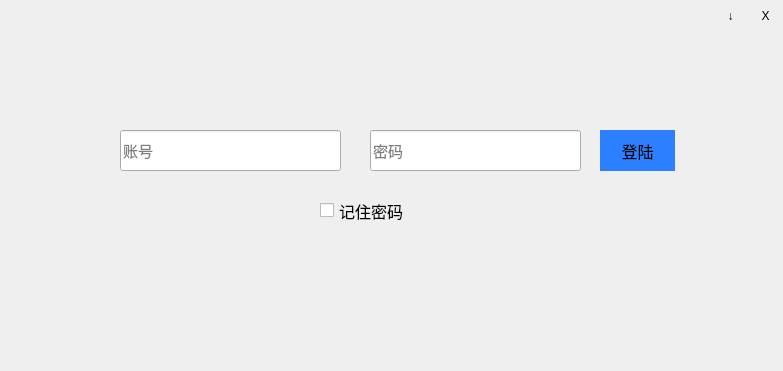
Old version of the form appui.ui in the repository Riddle-Max/iLogin.
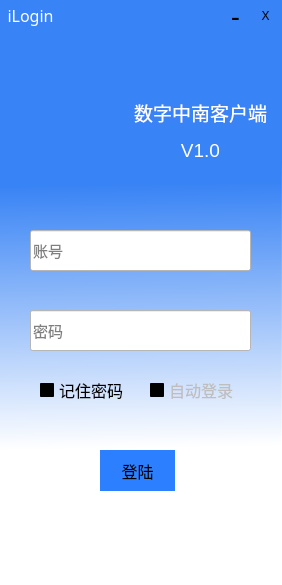
New version of the form. Icons and pictures are not drawn.

Commit message: 重新修改了UI布局，现在UI背景已经全部使用CSS实现

What changed in the file:
```diff
--- a/appui.ui
+++ b/appui.ui
@@ -6,36 +6,50 @@
    <rect>
     <x>0</x>
     <y>0</y>
-    <width>783</width>
-    <height>371</height>
+    <width>282</width>
+    <height>585</height>
    </rect>
   </property>
   <property name="windowTitle">
    <string>Dialog</string>
   </property>
   <property name="styleSheet">
-   <string notr="true"/>
+   <string notr="true">
+background-color: qlineargradient(spread:pad, x1:0.085, y1:0.131, x2:0.0906497, y2:0.852, stop:0.20904 rgba(56, 131, 245, 255), stop:0.875706 rgba(255, 255, 255, 255));</string>
   </property>
   <widget class="QToolButton" name="b_menu">
    <property name="geometry">
     <rect>
-     <x>670</x>
+     <x>190</x>
      <y>0</y>
-     <width>41</width>
+     <width>21</width>
      <height>31</height>
     </rect>
    </property>
+   <property name="font">
+    <font>
+     <family>Trebuchet MS</family>
+     <pointsize>10</pointsize>
+     <weight>50</weight>
+     <italic>false</italic>
+     <bold>false</bold>
+    </font>
+   </property>
    <property name="toolTip">
     <string>软件管理</string>
    </property>
    <property name="styleSheet">
-    <string notr="true">QToolButton:hover{
-  color:rgb(240, 17, 255)
+    <string notr="true">
+QToolButton:hover{
+  
+	color: rgb(255, 255, 255);
 }
 QToolButton{
   border:1px;
-  font: 75 20pt &quot;Trebuchet MS&quot;;
+
+background-color: rgba(56, 131, 245, 255);
 }
+
 </string>
    </property>
    <property name="text">
@@ -48,18 +62,27 @@
     <enum>Qt::ToolButtonTextOnly</enum>
    </property>
    <property name="arrowType">
-    <enum>Qt::DownArrow</enum>
+    <enum>Qt::NoArrow</enum>
    </property>
   </widget>
   <widget class="QPushButton" name="b_trayicon">
    <property name="geometry">
     <rect>
-     <x>710</x>
+     <x>220</x>
      <y>0</y>
-     <width>41</width>
+     <width>31</width>
      <height>31</height>
     </rect>
    </property>
+   <property name="font">
+    <font>
+     <family>微软雅黑</family>
+     <pointsize>20</pointsize>
+     <weight>9</weight>
+     <italic>false</italic>
+     <bold>false</bold>
+    </font>
+   </property>
    <property name="toolTip">
     <string>缩小到托盘</string>
    </property>
@@ -69,13 +92,15 @@
 }
 QPushButton{
 	border:1px;
-	font: 75 18pt &quot;华文彩云&quot;;
+	font: ;
+	font: 75 20pt &quot;微软雅黑&quot;;
+	background-color: rgba(56, 131, 245, 255);
 }
 
 </string>
    </property>
    <property name="text">
-    <string>↓</string>
+    <string>-</string>
    </property>
    <property name="autoDefault">
     <bool>false</bool>
@@ -89,10 +114,15 @@
     <rect>
      <x>0</x>
      <y>30</y>
-     <width>781</width>
-     <height>341</height>
+     <width>281</width>
+     <height>551</height>
     </rect>
    </property>
+   <property name="font">
+    <font>
+     <pointsize>10</pointsize>
+    </font>
+   </property>
    <property name="currentIndex">
     <number>0</number>
    </property>
@@ -100,10 +130,10 @@
     <widget class="QCheckBox" name="remeberPasswd">
      <property name="geometry">
       <rect>
-       <x>320</x>
-       <y>170</y>
-       <width>91</width>
-       <height>21</height>
+       <x>40</x>
+       <y>350</y>
+       <width>88</width>
+       <height>20</height>
       </rect>
      </property>
      <property name="font">
@@ -112,6 +142,9 @@
        <pointsize>12</pointsize>
       </font>
      </property>
+     <property name="styleSheet">
+      <string notr="true">background-color: qlineargradient(spread:pad, x1:0, y1:0, x2:1, y2:0, stop:0 rgba(255, 255, 255, 0));</string>
+     </property>
      <property name="text">
       <string>记住密码</string>
      </property>
@@ -134,8 +167,8 @@
     <widget class="QPushButton" name="b_login">
      <property name="geometry">
       <rect>
-       <x>600</x>
-       <y>100</y>
+       <x>100</x>
+       <y>420</y>
        <width>75</width>
        <height>41</height>
       </rect>
@@ -173,8 +206,8 @@
     <widget class="QLineEdit" name="lineEdit_a">
      <property name="geometry">
       <rect>
-       <x>120</x>
-       <y>100</y>
+       <x>30</x>
+       <y>200</y>
        <width>221</width>
        <height>41</height>
       </rect>
@@ -190,6 +223,9 @@
        <pointsize>11</pointsize>
       </font>
      </property>
+     <property name="styleSheet">
+      <string notr="true">background-color: rgb(255, 255, 255);</string>
+     </property>
      <property name="alignment">
       <set>Qt::AlignLeading|Qt::AlignLeft|Qt::AlignVCenter</set>
      </property>
@@ -203,9 +239,9 @@
     <widget class="QLineEdit" name="lineEdit_p">
      <property name="geometry">
       <rect>
-       <x>370</x>
-       <y>100</y>
-       <width>211</width>
+       <x>30</x>
+       <y>280</y>
+       <width>221</width>
        <height>41</height>
       </rect>
      </property>
@@ -220,6 +256,9 @@
        <pointsize>11</pointsize>
       </font>
      </property>
+     <property name="styleSheet">
+      <string notr="true">background-color: rgb(255, 255, 255);</string>
+     </property>
      <property name="echoMode">
       <enum>QLineEdit::Password</enum>
      </property>
@@ -233,6 +272,81 @@
       <enum>Qt::VisualMoveStyle</enum>
      </property>
     </widget>
+    <widget class="QCheckBox" name="autoLogin">
+     <property name="enabled">
+      <bool>false</bool>
+     </property>
+     <property name="geometry">
+      <rect>
+       <x>150</x>
+       <y>350</y>
+       <width>91</width>
+       <height>20</height>
+      </rect>
+     </property>
+     <property name="font">
+      <font>
+       <family>宋体</family>
+       <pointsize>12</pointsize>
+      </font>
+     </property>
+     <property name="styleSheet">
+      <string notr="true">background-color: qlineargradient(spread:pad, x1:0, y1:0, x2:1, y2:0, stop:0 rgba(255, 255, 255, 0));</string>
+     </property>
+     <property name="text">
+      <string>自动登录</string>
+     </property>
+     <property name="iconSize">
+      <size>
+       <width>20</width>
+       <height>20</height>
+      </size>
+     </property>
+     <property name="checkable">
+      <bool>true</bool>
+     </property>
+     <property name="checked">
+      <bool>false</bool>
+     </property>
+     <property name="tristate">
+      <bool>false</bool>
+     </property>
+    </widget>
+    <widget class="QLabel" name="logo">
+     <property name="geometry">
+      <rect>
+       <x>30</x>
+       <y>50</y>
+       <width>96</width>
+       <height>96</height>
+      </rect>
+     </property>
+     <property name="styleSheet">
+      <string notr="true">background-color: qlineargradient(spread:pad, x1:0, y1:0, x2:1, y2:0, stop:0 rgba(255, 255, 255, 0));</string>
+     </property>
+     <property name="text">
+      <string/>
+     </property>
+     <property name="pixmap">
+      <pixmap resource="res.qrc">:/res/logo.ico</pixmap>
+     </property>
+    </widget>
+    <widget class="QLabel" name="demo">
+     <property name="geometry">
+      <rect>
+       <x>130</x>
+       <y>50</y>
+       <width>141</width>
+       <height>101</height>
+      </rect>
+     </property>
+     <property name="styleSheet">
+      <string notr="true">background-color: qlineargradient(spread:pad, x1:0, y1:0, x2:1, y2:0, stop:0 rgba(255, 255, 255, 0));</string>
+     </property>
+     <property name="text">
+      <string>&lt;html&gt;&lt;head/&gt;&lt;body&gt;&lt;p align=&quot;center&quot;&gt;&lt;span style=&quot; font-size:14pt; color:#ffffff;&quot;&gt;数字中南客户端&lt;/span&gt;&lt;/p&gt;&lt;p align=&quot;center&quot;&gt;&lt;span style=&quot; font-size:14pt; color:#ffffff;&quot;&gt;V1.0&lt;/span&gt;&lt;/p&gt;&lt;/body&gt;&lt;/html&gt;</string>
+     </property>
+    </widget>
     <zorder>b_login</zorder>
     <zorder>lineEdit_a</zorder>
     <zorder>lineEdit_p</zorder>
@@ -454,7 +568,7 @@
   <widget class="QPushButton" name="b_quit">
    <property name="geometry">
     <rect>
-     <x>750</x>
+     <x>250</x>
      <y>0</y>
      <width>31</width>
      <height>31</height>
@@ -469,7 +583,8 @@
 }
 QPushButton{
 	font: 75 28pt &quot;IrisUPC&quot;;
-	border:1px
+	border:1px;
+    background-color: rgba(56, 131, 245, 255);
 }</string>
    </property>
    <property name="text">
@@ -482,6 +597,33 @@
     <bool>false</bool>
    </property>
   </widget>
+  <widget class="QLabel" name="appName">
+   <property name="geometry">
+    <rect>
+     <x>-10</x>
+     <y>0</y>
+     <width>81</width>
+     <height>31</height>
+    </rect>
+   </property>
+   <property name="font">
+    <font>
+     <family>微软雅黑</family>
+     <pointsize>12</pointsize>
+    </font>
+   </property>
+   <property name="styleSheet">
+    <string notr="true">background-color: qlineargradient(spread:pad, x1:0, y1:0, x2:1, y2:0, stop:0 rgba(255, 255, 255, 0));
+color: rgb(255, 255, 255)
+</string>
+   </property>
+   <property name="text">
+    <string>iLogin</string>
+   </property>
+   <property name="alignment">
+    <set>Qt::AlignCenter</set>
+   </property>
+  </widget>
  </widget>
  <resources/>
  <connections/>
```
Left out of the diff: 140 changed lines with no effect on the pictures. The commit also changes 2 other files.
